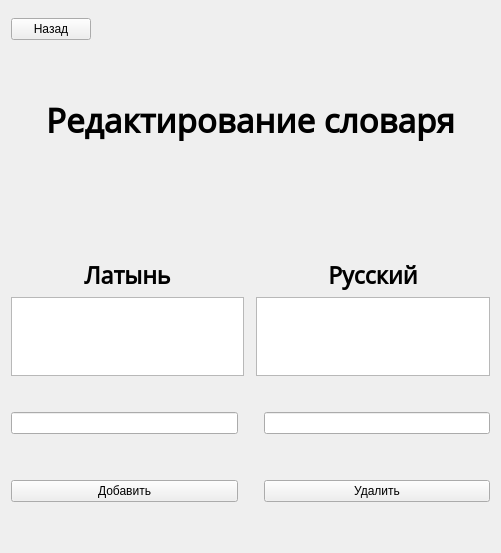
Old version of the form wordswindow.ui in the repository M1dNightSIB/Latin_Learn.
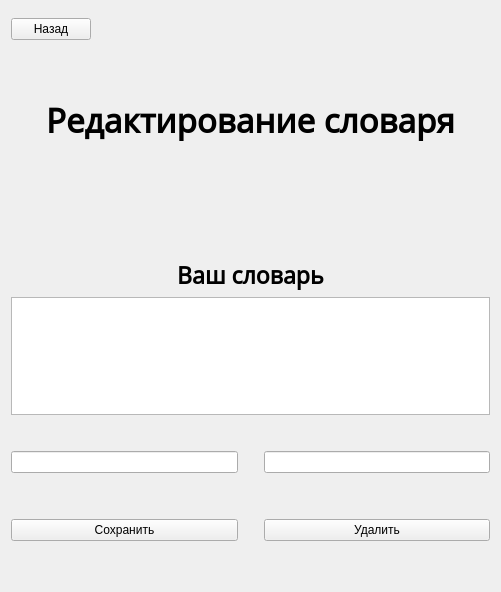
New version of the form.

Commit message: new word book

Patch:
```diff
--- a/wordswindow.ui
+++ b/wordswindow.ui
@@ -7,7 +7,7 @@
     <x>0</x>
     <y>0</y>
     <width>501</width>
-    <height>553</height>
+    <height>592</height>
    </rect>
   </property>
   <property name="windowTitle">
@@ -80,7 +80,7 @@
      <item row="2" column="0">
       <widget class="QPushButton" name="add_btn">
        <property name="text">
-        <string>Добавить</string>
+        <string>Сохранить</string>
        </property>
       </widget>
      </item>
@@ -176,22 +176,6 @@
    </item>
    <item row="4" column="0">
     <layout class="QGridLayout" name="gridLayout_2">
-     <item row="1" column="1">
-      <spacer name="horizontalSpacer">
-       <property name="orientation">
-        <enum>Qt::Horizontal</enum>
-       </property>
-       <property name="sizeType">
-        <enum>QSizePolicy::Fixed</enum>
-       </property>
-       <property name="sizeHint" stdset="0">
-        <size>
-         <width>6</width>
-         <height>20</height>
-        </size>
-       </property>
-      </spacer>
-     </item>
      <item row="0" column="0">
       <widget class="QLabel" name="label">
        <property name="font">
@@ -205,58 +189,13 @@
         </font>
        </property>
        <property name="text">
-        <string>Латынь</string>
+        <string>Ваш словарь</string>
        </property>
        <property name="alignment">
         <set>Qt::AlignCenter</set>
        </property>
       </widget>
      </item>
-     <item row="0" column="2">
-      <widget class="QLabel" name="label_2">
-       <property name="font">
-        <font>
-         <family>Noto Sans Batak</family>
-         <pointsize>17</pointsize>
-         <weight>75</weight>
-         <bold>true</bold>
-         <stylestrategy>PreferDefault</stylestrategy>
-         <kerning>true</kerning>
-        </font>
-       </property>
-       <property name="text">
-        <string>Русский</string>
-       </property>
-       <property name="alignment">
-        <set>Qt::AlignCenter</set>
-       </property>
-      </widget>
-     </item>
-     <item row="1" column="2">
-      <widget class="QListWidget" name="rus_list">
-       <property name="lineWidth">
-        <number>1</number>
-       </property>
-       <property name="showDropIndicator" stdset="0">
-        <bool>false</bool>
-       </property>
-       <property name="dragDropMode">
-        <enum>QAbstractItemView::DragOnly</enum>
-       </property>
-       <property name="defaultDropAction">
-        <enum>Qt::MoveAction</enum>
-       </property>
-       <property name="selectionBehavior">
-        <enum>QAbstractItemView::SelectRows</enum>
-       </property>
-       <property name="movement">
-        <enum>QListView::Free</enum>
-       </property>
-       <property name="currentRow">
-        <number>-1</number>
-       </property>
-      </widget>
-     </item>
      <item row="1" column="0">
       <widget class="QListWidget" name="latin_list">
        <property name="lineWidth">
```
Left out of the diff: 12 changed lines with no effect on the pictures. The commit also changes 2 other files.
